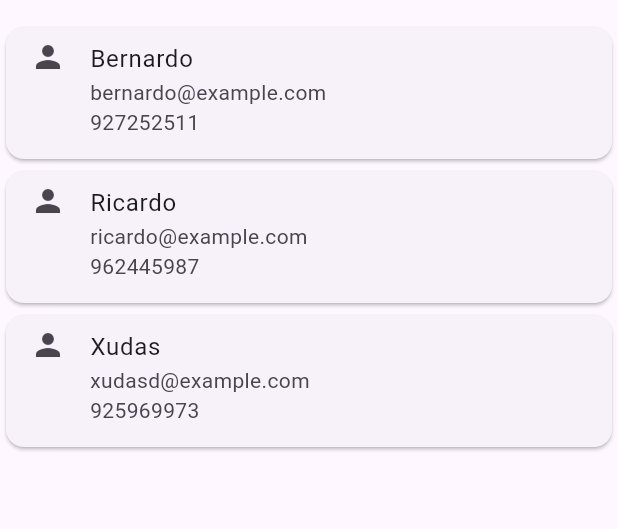
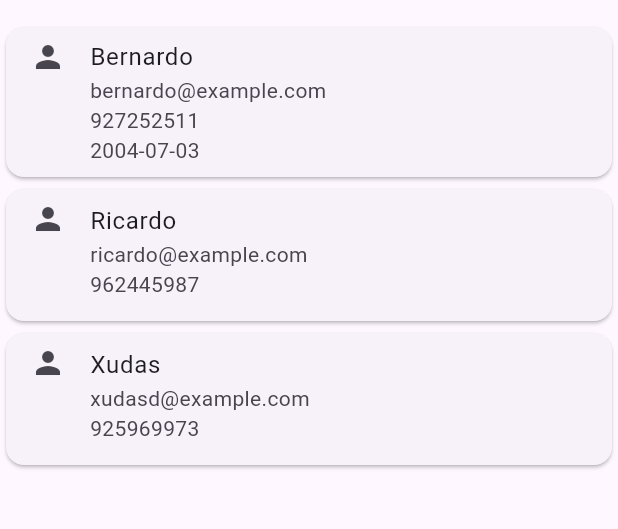
Before and after one commit to BernardoArede/ContactsApp-Flutter, a Flutter app: the screen it shows after launch, on a phone screen of 412 x 824 dp, the part 63-592 px from its top. Run offline on Flutter 3.47's test engine with Material 3 defaults, Android fonts, the phone set to English and light mode, and no system bars.

Commit message:
fix: contact card

```diff
--- a/lib/screens/homeScreen.dart
+++ b/lib/screens/homeScreen.dart
@@ -13,7 +13,7 @@ class HomeScreen extends StatefulWidget {
 class _HomeScreenState extends State<HomeScreen>{
 
   final List<Contact> contacts = [
-    Contact(name: 'Bernardo', email: 'bernardo@example.com', phone: '927252511'),
+    Contact(name: 'Bernardo', email: 'bernardo@example.com', phone: '927252511', birthdate: "2004-07-03"),
     Contact(name: 'Ricardo', email: 'ricardo@example.com', phone: '962445987'),
     Contact(name: 'Xudas', email: 'xudasd@example.com', phone: '925969973'),
   ];
@@ -31,7 +31,7 @@ class _HomeScreenState extends State<HomeScreen>{
                   context,
                   MaterialPageRoute(
                     builder: (context) => const addContactScreen(),
-              ),
+                  ),
               );
               if(newContact != null){
                 setState(() {
@@ -50,7 +50,7 @@ class _HomeScreenState extends State<HomeScreen>{
             child: ListTile(
               leading: const Icon(Icons.person),
               title: Text(contact.name),
-              subtitle: Text('${contact.email} \n${contact.phone}'),
+              subtitle: Text('${contact.email} \n${contact.phone}${contact.birthdate !=null ? '\n${contact.birthdate}' : ''}'),
               isThreeLine: true,
               onTap: () async{
                 final updateContact = await Navigator.push(
```
